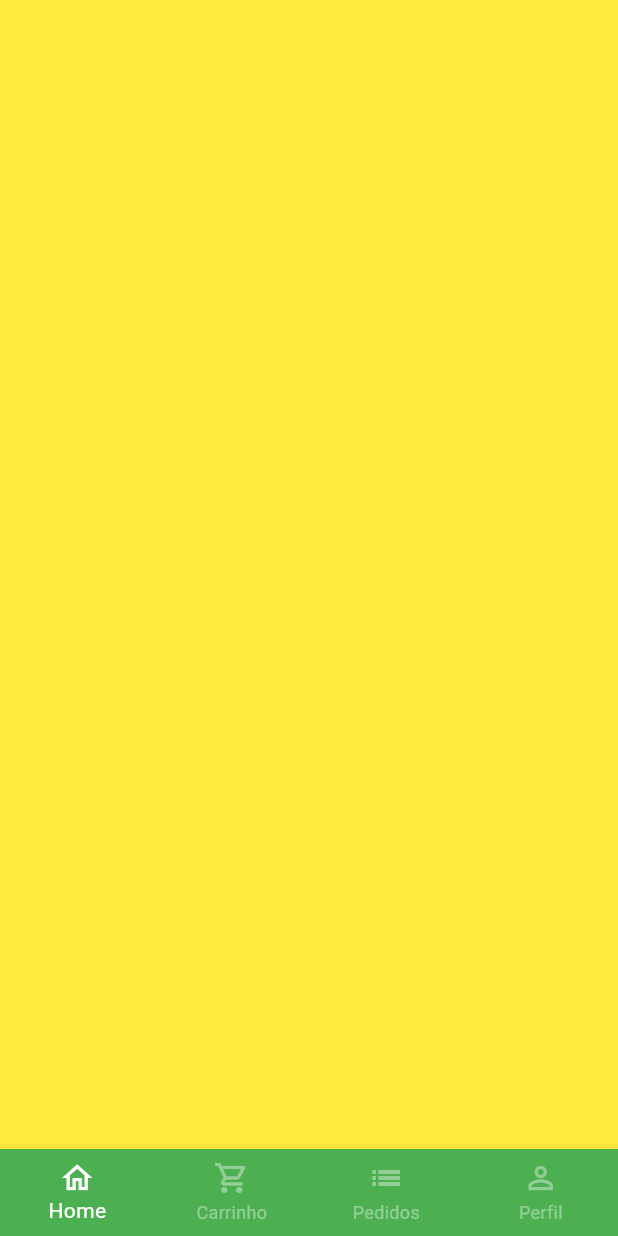
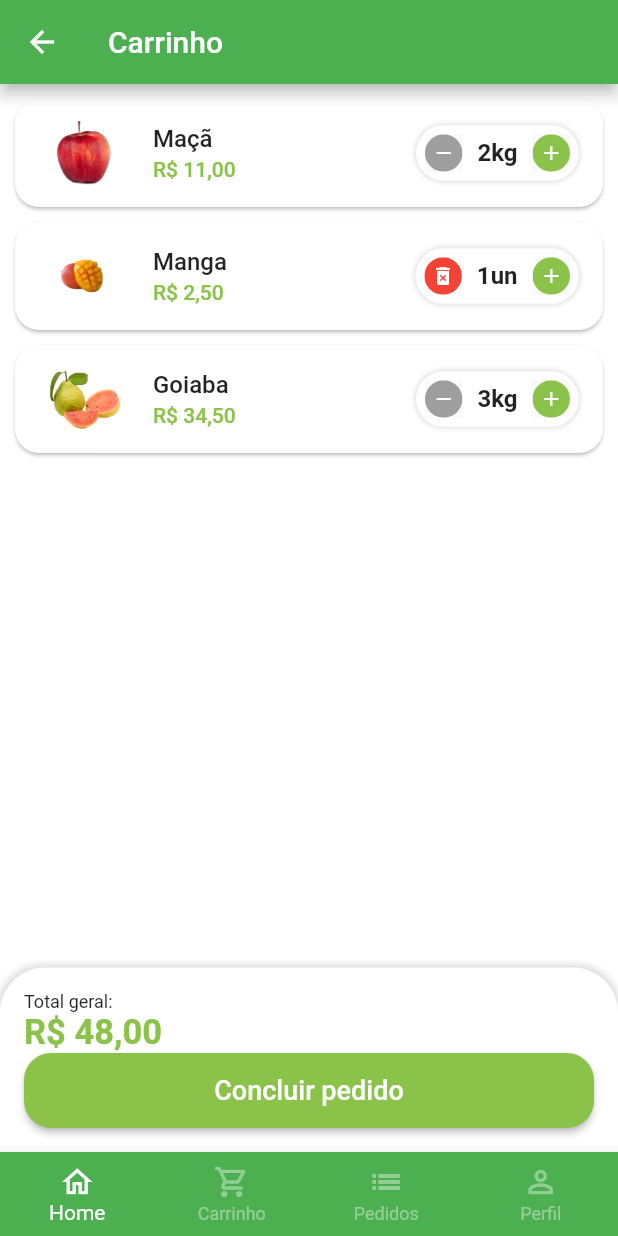
Before and after one commit to felipe-sousa/greengrocer-strattodev, a Flutter app: the BaseScreen screen opened directly, swiped to page 2, on a phone screen of 412 x 824 dp. Run offline on Flutter 3.47's test engine with Material 2 defaults, Android fonts, the phone set to English and light mode, and no system bars; our stand-ins replace animated_text_kit, mask_text_input_formatter.

Commit message:
Create CartTab
Created the CartTab;
Adjusted the QuantityWidget to permit delete items from cart;
Other things.

```diff
--- a/greengrocer/lib/main.dart
+++ b/greengrocer/lib/main.dart
@@ -17,7 +17,7 @@ class MyApp extends StatelessWidget {
         // colorScheme: ColorScheme.fromSeed(seedColor: Colors.green),
         primarySwatch: Colors.green,
         scaffoldBackgroundColor: Colors.white.withAlpha(190),
-        useMaterial3: true,
+        useMaterial3: false,
       ),
       home: const SignInScreen(),
     );
--- a/greengrocer/lib/src/config/app_data.dart
+++ b/greengrocer/lib/src/config/app_data.dart
@@ -1,3 +1,4 @@
+import 'package:greengrocer/src/models/cart_item_model.dart';
 import 'package:greengrocer/src/models/item_model.dart';
 
 ItemModel apple = ItemModel(
@@ -66,3 +67,10 @@ List<String> categories = [
   'Temperos',
   'Cereais',
 ];
+
+//Itens do Carrinho
+List<CartItemModel> cartItems = [
+  CartItemModel(item: apple, quantity: 2),
+  CartItemModel(item: mango, quantity: 1),
+  CartItemModel(item: guava, quantity: 3),
+];
--- /dev/null
+++ b/greengrocer/lib/src/models/cart_item_model.dart
@@ -0,0 +1,13 @@
+import 'package:greengrocer/src/models/item_model.dart';
+
+class CartItemModel {
+  ItemModel item;
+  int quantity;
+
+  CartItemModel({
+    required this.item,
+    required this.quantity,
+  });
+
+  double totalPrice() => item.price * quantity;
+}
--- a/greengrocer/lib/src/pages/auth/sign_in_screen.dart
+++ b/greengrocer/lib/src/pages/auth/sign_in_screen.dart
@@ -106,7 +106,7 @@ class SignInScreen extends StatelessWidget {
                           Navigator.of(context).pushReplacement(
                             MaterialPageRoute(
                               builder: (c) {
-                                return BaseScreen();
+                                return const BaseScreen();
                               },
                             ),
                           );
--- a/greengrocer/lib/src/pages/base/base_screen.dart
+++ b/greengrocer/lib/src/pages/base/base_screen.dart
@@ -1,4 +1,5 @@
 import 'package:flutter/material.dart';
+import 'package:greengrocer/src/pages/cart/cart_tab.dart';
 import 'package:greengrocer/src/pages/home/home_tab.dart';
 
 class BaseScreen extends StatefulWidget {
@@ -21,9 +22,7 @@ class _BaseScreenState extends State<BaseScreen> {
         controller: pageController,
         children: [
           const HomeTab(),
-          Container(
-            color: Colors.yellow,
-          ),
+          CartTab(),
           Container(
             color: Colors.blue,
           ),
--- /dev/null
+++ b/greengrocer/lib/src/pages/cart/cart_tab.dart
@@ -0,0 +1,144 @@
+import 'package:flutter/material.dart';
+import 'package:greengrocer/src/config/custom_colors.dart';
+import 'package:greengrocer/src/models/cart_item_model.dart';
+import 'package:greengrocer/src/pages/cart/components/cart_tile.dart';
+import 'package:greengrocer/src/services/utils_services.dart';
+import 'package:greengrocer/src/config/app_data.dart' as app_data;
+
+class CartTab extends StatefulWidget {
+  const CartTab({super.key});
+
+  @override
+  State<CartTab> createState() => _CartTabState();
+}
+
+class _CartTabState extends State<CartTab> {
+  final UtilsServices utilsServices = UtilsServices();
+
+  void removeItemFromCart(CartItemModel cartItem) {
+    setState(() {
+      app_data.cartItems.remove(cartItem);
+    });
+  }
+
+  double cartTotalPrice() {
+    double total = 0;
+    for (var item in app_data.cartItems) {
+      total += item.totalPrice();
+    }
+    return total;
+  }
+
+  @override
+  Widget build(BuildContext context) {
+    return Scaffold(
+      appBar: AppBar(
+        title: const Text('Carrinho'),
+      ),
+      body: Column(
+        children: [
+          Expanded(
+            child: ListView.builder(
+              itemCount: app_data.cartItems.length,
+              itemBuilder: (_, index) {
+                return CartTile(
+                  cartItem: app_data.cartItems[index],
+                  remove: removeItemFromCart,
+                );
+              },
+            ),
+          ),
+
+          // Container com o valor total do carrinho
+          Container(
+            padding: const EdgeInsets.all(16),
+            decoration: BoxDecoration(
+              color: Colors.white,
+              borderRadius: const BorderRadius.vertical(
+                top: Radius.circular(30),
+              ),
+              boxShadow: [
+                BoxShadow(
+                  color: Colors.grey.shade300,
+                  spreadRadius: 2,
+                  blurRadius: 3,
+                ),
+              ],
+            ),
+            child: Column(
+              crossAxisAlignment: CrossAxisAlignment.stretch,
+              children: [
+                const Text(
+                  'Total geral:',
+                  style: TextStyle(fontSize: 12),
+                ),
+                Text(
+                  utilsServices.priceToCurrency(cartTotalPrice()),
+                  style: TextStyle(
+                    color: CustomColors.customSwatchColor,
+                    fontSize: 23,
+                    fontWeight: FontWeight.bold,
+                  ),
+                ),
+                SizedBox(
+                  height: 50,
+                  child: ElevatedButton(
+                    style: ElevatedButton.styleFrom(
+                      backgroundColor: CustomColors.customSwatchColor,
+                      shape: RoundedRectangleBorder(
+                        borderRadius: BorderRadius.circular(18),
+                      ),
+                    ),
+                    onPressed: () async {
+                      bool? result = await showOrderConfirmation();
+
+                      print(result);
+                    },
+                    child: const Text(
+                      'Concluir pedido',
+                      style: TextStyle(fontSize: 18),
+                    ),
+                  ),
+                ),
+              ],
+            ),
+          ),
+        ],
+      ),
+    );
+  }
+
+  Future<bool?> showOrderConfirmation() {
+    return showDialog<bool>(
+      context: context,
+      builder: (context) {
+        return AlertDialog(
+          shape: RoundedRectangleBorder(
+            borderRadius: BorderRadius.circular(20),
+          ),
+          title: const Text('Confirmação'),
+          content: const Text('Deseja realmente concluir o pedido?'),
+          actions: [
+            TextButton(
+              onPressed: () {
+                Navigator.of(context).pop(false);
+              },
+              child: const Text('Não'),
+            ),
+            ElevatedButton(
+              style: ElevatedButton.styleFrom(
+                shape: RoundedRectangleBorder(
+                  borderRadius: BorderRadius.circular(20),
+                ),
+              ),
+              onPressed: () {
+                Navigator.of(context).pop(true);
+              },
+              child: const Text('Sim'),
+            ),
+          ],
+        );
+      },
+    );
+  }
+}
--- /dev/null
+++ b/greengrocer/lib/src/pages/cart/components/cart_tile.dart
@@ -0,0 +1,77 @@
+import 'package:flutter/material.dart';
+import 'package:greengrocer/src/config/custom_colors.dart';
+import 'package:greengrocer/src/models/cart_item_model.dart';
+import 'package:greengrocer/src/pages/common_widgets/quantity_widget.dart';
+import 'package:greengrocer/src/services/utils_services.dart';
+
+class CartTile extends StatefulWidget {
+  const CartTile({
+    super.key,
+    required this.cartItem,
+    required this.remove,
+  });
+
+  final CartItemModel cartItem;
+  final Function(CartItemModel) remove;
+
+  @override
+  State<CartTile> createState() => _CartTileState();
+}
+
+class _CartTileState extends State<CartTile> {
+  final UtilsServices utilsServices = UtilsServices();
+
+  @override
+  Widget build(BuildContext context) {
+    return Card(
+      margin: const EdgeInsets.fromLTRB(10, 10, 10, 0),
+      shape: RoundedRectangleBorder(
+        borderRadius: BorderRadius.circular(16),
+      ),
+      child: ListTile(
+        // Imagem
+        leading: Image.asset(
+          widget.cartItem.item.imgUrl,
+          width: 60,
+          height: 60,
+        ),
+
+        //Produto
+        title: Text(
+          widget.cartItem.item.itemName,
+          style: const TextStyle(
+            fontWeight: FontWeight.w500,
+          ),
+        ),
+        //Valor
+        subtitle: Text(
+          utilsServices.priceToCurrency(
+            widget.cartItem.totalPrice(),
+          ),
+          style: TextStyle(
+            color: CustomColors.customSwatchColor,
+            fontWeight: FontWeight.w500,
+          ),
+        ),
+
+        //Quantidade
+        trailing: QuantityWidget(
+          suffixText: widget.cartItem.item.unit,
+          value: widget.cartItem.quantity,
+          isRemovable: true,
+          result: (quantity) {
+            setState(
+              () {
+                widget.cartItem.quantity = quantity;
+
+                if (widget.cartItem.quantity == 0) {
+                  widget.remove(widget.cartItem);
+                }
+              },
+            );
+          },
+        ),
+      ),
+    );
+  }
+}
--- a/greengrocer/lib/src/pages/common_widgets/quantity_widget.dart
+++ b/greengrocer/lib/src/pages/common_widgets/quantity_widget.dart
@@ -7,11 +7,13 @@ class QuantityWidget extends StatelessWidget {
     required this.suffixText,
     required this.value,
     required this.result,
+    this.isRemovable = false,
   });
 
   final int value;
   final String suffixText;
   final Function(int quantity) result;
+  final bool isRemovable;
 
   @override
   Widget build(BuildContext context) {
@@ -29,12 +31,13 @@ class QuantityWidget extends StatelessWidget {
         ],
       ),
       child: Row(
+        mainAxisSize: MainAxisSize.min,
         children: [
           _QuantityButton(
-            color: Colors.grey,
-            icon: Icons.remove,
+            color: !isRemovable || value > 1 ? Colors.grey : Colors.red,
+            icon: !isRemovable || value > 1 ? Icons.remove : Icons.delete_forever,
             onPressed: () {
-              if (value == 1) return;
+              if (!isRemovable && value == 1) return;
 
               int resultCount = value - 1;
 
```
